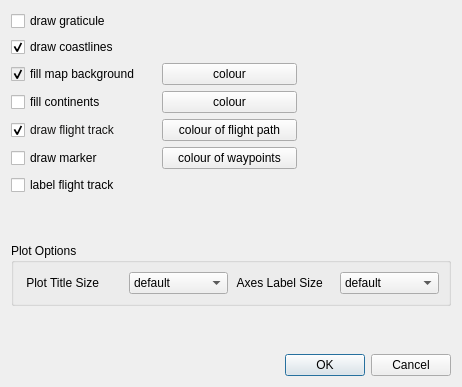
Old version of the form mslib/msui/ui/ui_topview_mapappearance.ui in the repository Open-MSS/MSS.
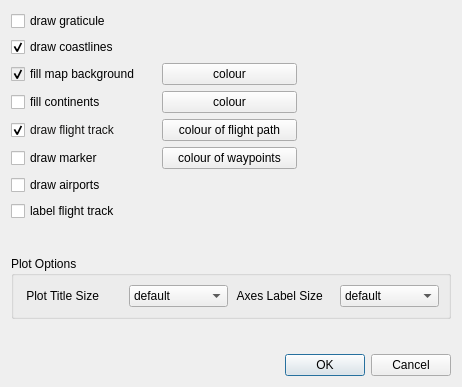
New version of the form.

Commit message: Add airports option

Diff of the .ui file:
```diff
--- a/mslib/msui/ui/ui_topview_mapappearance.ui
+++ b/mslib/msui/ui/ui_topview_mapappearance.ui
@@ -427,6 +427,17 @@
      </item>
     </layout>
    </item>
+   <item>
+    <layout class="QHBoxLayout" name="horizontalLayout_6">
+     <item>
+      <widget class="QCheckBox" name="cbDrawAirports">
+       <property name="text">
+        <string>draw airports</string>
+       </property>
+      </widget>
+     </item>
+    </layout>
+   </item>
    <item>
     <layout class="QHBoxLayout" name="horizontalLayout_4">
      <item>
```
The commit also changes 5 other files.
